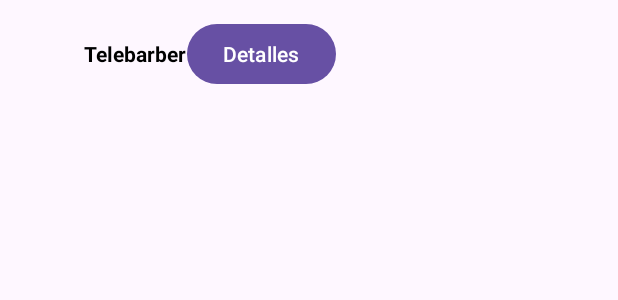
After one commit to jorggegrr/lab7_20191660, an Android app: the layout item_salon.xml on its own in the app's theme, with its tools: preview values and no code run, on a phone screen of 412 x 824 dp. The commit adds this screen. Shown: the top 300 px of the screen. Run offline under Robolectric (Android 15) with nearby library versions, the phone set to English and light mode, and no system bars.

Commit message:
commit final

```diff
--- a/app/src/main/java/com/example/a20191660_lab7/MainActivity.java
+++ b/app/src/main/java/com/example/a20191660_lab7/MainActivity.java
@@ -27,7 +27,8 @@ import com.google.firebase.firestore.QuerySnapshot;
 import java.util.Map;
 
 public class MainActivity extends AppCompatActivity {
-
+    //guillen.jorge@pucp.edu.pe
+    //jorge123
     private FirebaseAuth mAuth;
     private EditText emailEditText, passwordEditText;
     private Button loginButton;
--- /dev/null
+++ b/app/src/main/res/layout/item_salon.xml
@@ -0,0 +1,57 @@
+<?xml version="1.0" encoding="utf-8"?>
+<LinearLayout
+    xmlns:android="http://schemas.android.com/apk/res/android"
+    xmlns:app="http://schemas.android.com/apk/res-auto"
+    xmlns:tools="http://schemas.android.com/tools"
+    android:layout_width="match_parent"
+    android:layout_height="wrap_content"
+    android:orientation="vertical"
+    android:paddingStart="48dp"
+    android:paddingEnd="16dp"
+    android:paddingTop="8dp"
+    android:paddingBottom="8dp">
+
+
+    <LinearLayout
+        android:layout_width="match_parent"
+        android:layout_height="wrap_content"
+        android:orientation="horizontal"
+        android:layout_marginBottom="8dp">
+
+        <!-- Contenido de la notificación -->
+        <LinearLayout
+            android:layout_width="160dp"
+            android:layout_height="wrap_content"
+            android:layout_marginStart="8dp"
+            android:layout_weight="1"
+            android:orientation="vertical">
+
+            <!-- Nombre, Hora, Fecha y Ubicación en la misma línea horizontal -->
+
+            <LinearLayout
+                android:layout_width="wrap_content"
+                android:layout_height="wrap_content"
+                android:layout_marginTop="4dp"
+                android:orientation="horizontal">
+
+                <TextView
+                    android:id="@+id/nombre_text_view"
+                    android:layout_width="wrap_content"
+                    android:layout_height="wrap_content"
+                    android:text="Telebarber"
+                    android:textColor="#000000"
+                    android:textSize="14sp"
+                    android:textStyle="bold" />
+
+                <Button
+                    android:id="@+id/button_detalles"
+                    android:layout_width="wrap_content"
+                    android:layout_height="wrap_content"
+                    android:layout_weight="1"
+                    android:text="Detalles" />
+
+            </LinearLayout>
+
+        </LinearLayout>
+    </LinearLayout>
+</LinearLayout>
```
Also changed, not shown: app/src/main/java/com/example/a20191660_lab7/ClienteActivity.java (+87 -0 lines), app/src/main/java/com/example/a20191660_lab7/entity/Salonesdto.java (added, +28 -0 lines), app/src/main/java/com/example/a20191660_lab7/entity/Usuariosdto.java (added, +95 -0 lines), app/src/main/res/layout/activity_cliente.xml (+10 -1 lines).
